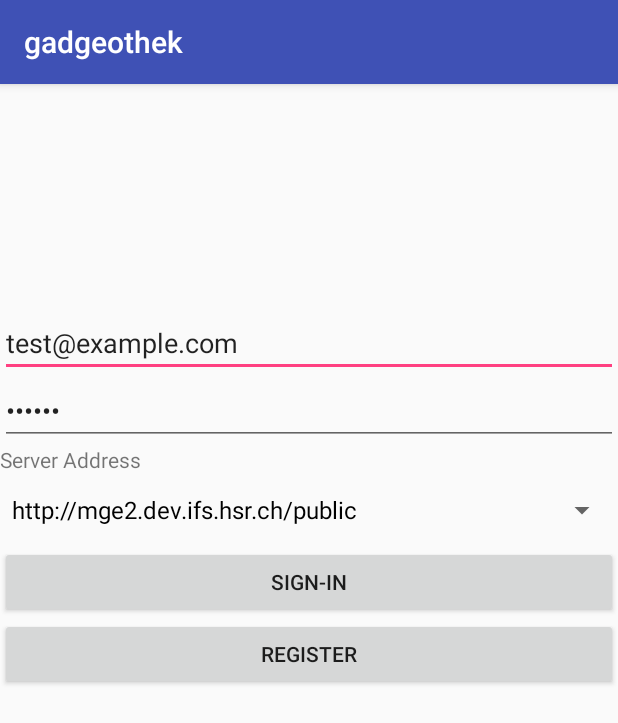
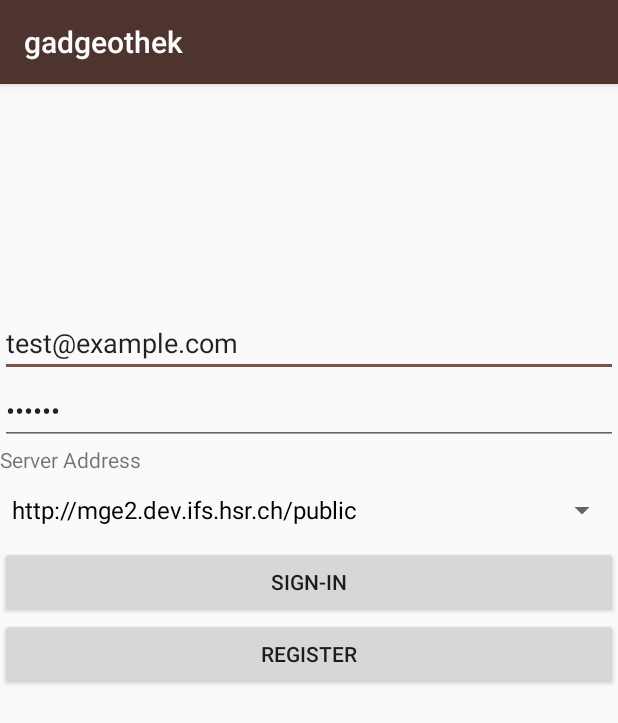
Before and after one commit to felixenchiparamban/mge-testat-android, an Android app: the screen it shows after launch (LoginActivity), on a phone screen of 412 x 824 dp. Shown: the top 723 px of the screen. Run offline under Robolectric (Android 15) with nearby library versions, the phone set to English and light mode, and no system bars.

Commit message:
add new design

```diff
--- a/app/src/main/java/ch/hsr/mge/gadgeothek/LoginActivity.java
+++ b/app/src/main/java/ch/hsr/mge/gadgeothek/LoginActivity.java
@@ -136,6 +136,7 @@ public class LoginActivity extends AppCompatActivity {
             LibraryService.login(email, password, new Callback<Boolean>() {
                 @Override
                 public void onCompletion(Boolean input) {
+
                     handleLoginCompletion(input);
                 }
 
--- a/app/src/main/res/values/colors.xml
+++ b/app/src/main/res/values/colors.xml
@@ -1,8 +1,8 @@
 <?xml version="1.0" encoding="utf-8"?>
 <resources>
-    <color name="colorPrimary">#3F51B5</color>
-    <color name="colorPrimaryDark">#303F9F</color>
-    <color name="colorAccent">#FF4081</color>
+    <color name="colorPrimary">#4E342E</color>
+    <color name="colorPrimaryDark">#3E2723</color>
+    <color name="colorAccent">#795548</color>
 
     <color name="from">#000000</color>
     <color name="subject">#111111</color>
```
